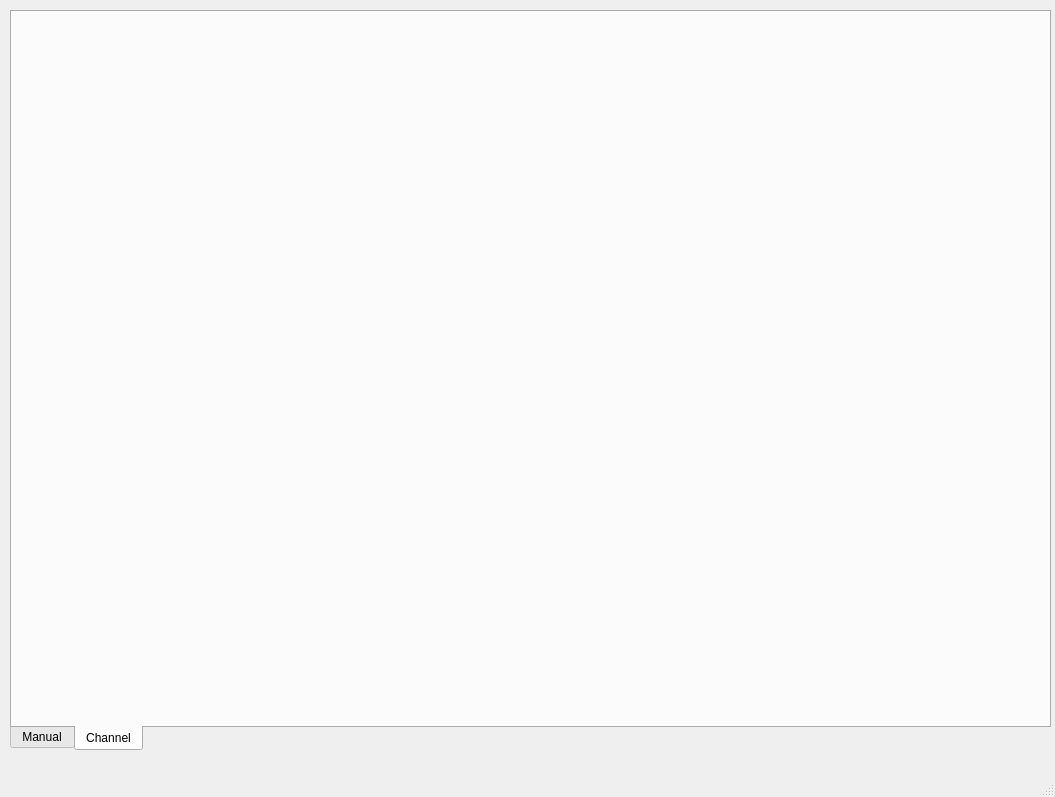
Qt form bank-view/mainwindow.ui (smandyscom/front-base-widget) before a commit.
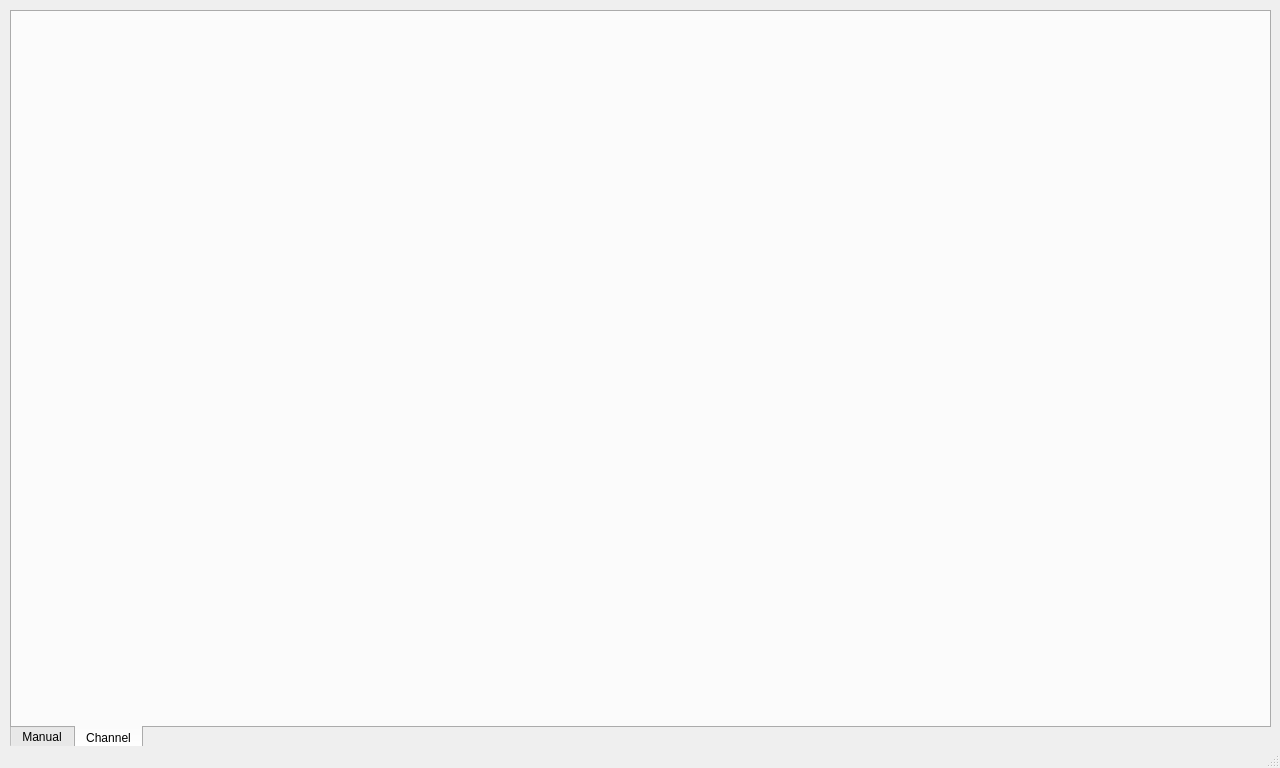
The same form after that commit. The open tabs and pages were chosen to show the change.

What changed in the file:
```diff
--- a/bank-view/mainwindow.ui
+++ b/bank-view/mainwindow.ui
@@ -6,10 +6,22 @@
    <rect>
     <x>0</x>
     <y>0</y>
-    <width>1055</width>
-    <height>797</height>
+    <width>1280</width>
+    <height>768</height>
    </rect>
   </property>
+  <property name="sizePolicy">
+   <sizepolicy hsizetype="Fixed" vsizetype="Fixed">
+    <horstretch>0</horstretch>
+    <verstretch>0</verstretch>
+   </sizepolicy>
+  </property>
+  <property name="maximumSize">
+   <size>
+    <width>1280</width>
+    <height>768</height>
+   </size>
+  </property>
   <property name="windowTitle">
    <string>MainWindow</string>
   </property>
@@ -19,12 +31,12 @@
      <rect>
       <x>10</x>
       <y>10</y>
-      <width>1041</width>
+      <width>1261</width>
       <height>741</height>
      </rect>
     </property>
     <property name="sizePolicy">
-     <sizepolicy hsizetype="Fixed" vsizetype="Fixed">
+     <sizepolicy hsizetype="Expanding" vsizetype="Expanding">
       <horstretch>0</horstretch>
       <verstretch>0</verstretch>
      </sizepolicy>
```
Left out of the diff: 6 changed lines with no effect on the pictures.
